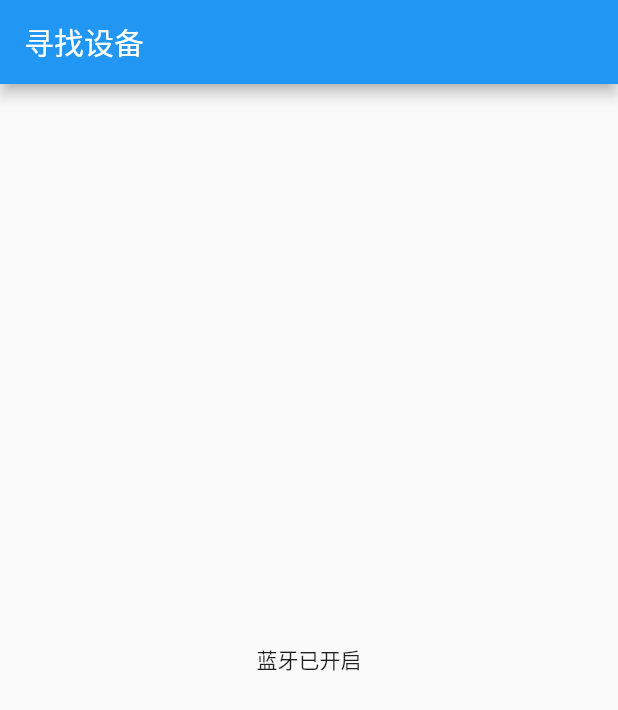
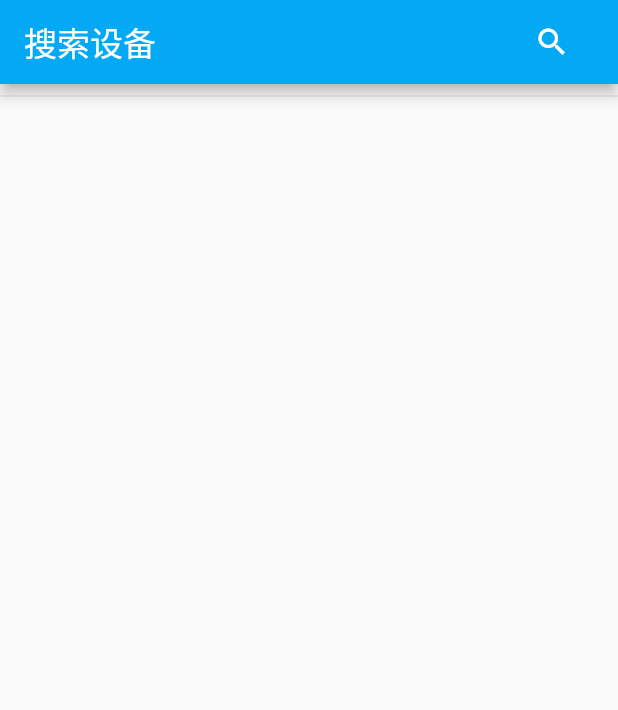
Before and after one commit to Hu-Wentao/my_blue, a Flutter app: the screen it shows after launch, on a phone screen of 412 x 824 dp. Shown: the top 710 px of the screen. Run offline on Flutter 3.47's test engine with Material 2 defaults, Android fonts, the phone set to English and light mode, and no system bars; our stand-ins replace flutter_blue.

Commit message:
保存进度...

```diff
--- /dev/null
+++ b/lib/Screen/screen_search_device.dart
@@ -0,0 +1,109 @@
+import 'package:flutter/material.dart';
+import 'package:flutter_blue/flutter_blue.dart';
+import 'package:my_blue/widgets/widgets.dart';
+
+///
+/// 查找蓝牙设备
+///
+class SearchDeviceScreen extends StatelessWidget {
+  // 蓝牙扫描的时长
+  final Duration scanTimeout = Duration(seconds: 4);
+
+  @override
+  Widget build(BuildContext context) {
+    return Scaffold(
+        appBar: AppBar(
+          title: Text(
+            "搜索设备",
+            style: TextStyle(color: Colors.white, fontSize: 22),
+          ),
+          actions: <Widget>[
+            StreamBuilder<bool>(
+              stream: FlutterBlue.instance.isScanning,
+              initialData: false,
+              builder: (buildContext, asyncSnapshot) {
+                if (asyncSnapshot.data) {
+                  return FlatButton(
+                    // todo 制作一个  表示正在搜索蓝牙设备的动画,
+                    // 方案1, 放一个刷新icon, 点击即旋转, 表示正在搜索, 动画结束, 表示搜索完毕
+                    // 方案2, 放一个正在搜索蓝牙icon, 点击后, 表示信号的弧形慢慢增多, 然后
+                    child: Icon(
+                      Icons.stop,
+                      color: Colors.red,
+                    ),
+                    onPressed: () => FlutterBlue.instance.stopScan(),
+                  );
+                } else {
+                  return FlatButton(
+                    child: Icon(
+                      Icons.search,
+                      color: Colors.white,
+                    ),
+                    onPressed: () =>
+                        FlutterBlue.instance.startScan(timeout: scanTimeout),
+                  );
+                }
+              },
+            )
+          ],
+        ),
+        body: RefreshIndicator(
+            onRefresh: () =>
+                FlutterBlue.instance.startScan(timeout: scanTimeout),
+            child: SingleChildScrollView(
+              child: Column(
+                children: <Widget>[
+                  // todo 拆分
+                  StreamBuilder<List<BluetoothDevice>>(
+                    stream: Stream.periodic(Duration(seconds: 2))
+                        .asyncMap((_) => FlutterBlue.instance.connectedDevices),
+                    initialData: [],
+                    builder: (buildContext, asyncSnapshot) => Column(
+                          children: asyncSnapshot.data
+                              .map((data) => FlatButton(
+                                    child: ListTile(
+                                      title: Text(data.name),
+                                      subtitle: Text(data.id.toString()),
+//                                    trailing: ,
+                                    ),
+                                  ))
+                              .toList(),
+                        ),
+                  ),
+                  Divider(),
+                  // todo 拆分到page包
+                  StreamBuilder<List<ScanResult>>(
+                    stream: FlutterBlue.instance.scanResults,
+                    initialData: [],
+                    builder: (buildContext, asyncSnapshot) => Column(
+                        children: asyncSnapshot.data
+                            .map((data) => ScanResultTile(
+                                result: data,
+                                onTap: () => Navigator.of(context).push(
+                                      MaterialPageRoute(builder: (context) {
+                                        data.device.connect();
+                                        return DeviceScreen(
+                                            device: data.device);
+                                      }),
+                                    )))
+                            .toList()),
+                  )
+                ],
+              ),
+            )));
+  }
+}
+
+class DeviceScreen extends StatelessWidget {
+  final BluetoothDevice device;
+  const DeviceScreen({Key key, this.device}) : super(key: key);
+
+  @override
+  Widget build(BuildContext context) {
+    return Center(
+      child: Container(
+        child: Text("test"),
+      ),
+    );
+  }
+}
--- a/lib/_main_demo.dart
+++ b/lib/_main_demo.dart
@@ -88,6 +88,7 @@ class FindDevicesScreen extends StatelessWidget {
       appBar: AppBar(
         title: Text('Find Devices'),
       ),
+      // 刷新指示器
       body: RefreshIndicator(
         onRefresh: () =>
             FlutterBlue.instance.startScan(timeout: Duration(seconds: 4)),
@@ -125,6 +126,7 @@ class FindDevicesScreen extends StatelessWidget {
                           .toList(),
                     ),
               ),
+              Divider(),
               StreamBuilder<List<ScanResult>>(
                 stream: FlutterBlue.instance.scanResults,
                 initialData: [],
@@ -161,7 +163,7 @@ class FindDevicesScreen extends StatelessWidget {
             return FloatingActionButton(
                 child: Icon(Icons.search),
                 onPressed: () => FlutterBlue.instance
-                    .startScan(timeout: Duration(seconds: 4)));
+                    .startScan(timeout: Duration(seconds: 4)));   ///############ 搜索设备
           }
         },
       ),
@@ -230,7 +232,7 @@ class DeviceScreen extends StatelessWidget {
                   text = snapshot.data.toString().substring(21).toUpperCase();
                   break;
               }
-              return FlatButton(
+              return FlatButton(  ///########################################### appBar 上的按钮
                   onPressed: onPressed,
                   child: Text(
                     text,
--- a/lib/main.dart
+++ b/lib/main.dart
@@ -1,10 +1,11 @@
-import 'dart:async';
 import 'package:flutter/material.dart';
-import 'package:my_blue/blocs/bloc_provider.dart';
 import 'package:flutter_blue/flutter_blue.dart';
+import 'package:my_blue/Screen/screen_bluetooth_off.dart';
+import 'package:my_blue/Screen/screen_search_device.dart';
 
+// 考虑使用 BLoC 和 RxDart 重构
 void main() => runApp(MaterialApp(
-      title: "sss",
+      title: "bluetooth demo",
       theme: ThemeData(primaryColor: Colors.lightBlue),
       home: BlueApp(),
     ));
@@ -12,75 +13,15 @@ void main() => runApp(MaterialApp(
 class BlueApp extends StatelessWidget {
   @override
   Widget build(BuildContext context) {
-    return MaterialApp(
-        title: "使用BloC的bluetooth test",
-        theme: new ThemeData(primarySwatch: Colors.blue),
-        home: StreamBuilder<BluetoothState>(
+    return StreamBuilder<BluetoothState>(
         stream: FlutterBlue.instance.state,
         initialData: BluetoothState.unknown,
         builder: (buildContext, asyncSnapshot) {
           final state = asyncSnapshot.data;
           if (state == BluetoothState.on) {
-                return FindDevicesScreen();
+            return SearchDeviceScreen();
           }
-              return BleOffScreen();
-            }));
+          return BluetoothOffScreen();
+        });
   }
 }
-
-///
-/// 蓝牙关闭时的页面
-/// //todo 为蓝牙图标添加 点击事件, 以快速开启蓝牙
-class BleOffScreen extends StatelessWidget {
-  final BluetoothState bleState;
-
-  const BleOffScreen({Key key, this.bleState}) : super(key: key);
-
-  @override
-  Widget build(BuildContext context) {
-    return Scaffold(
-        backgroundColor: Colors.lightBlue,
-//      appBar: AppBar(
-//        title: Text("aaa"), // todo appbar 考虑显示当前蓝牙状态
-//      ),
-        body: Row(
-          mainAxisAlignment: MainAxisAlignment.center,
-          children: <Widget>[
-            Column(
-              mainAxisAlignment: MainAxisAlignment.center,
-              children: <Widget>[
-                Icon(
-                  Icons.bluetooth_disabled,
-                  size: 60,
-                  color: Colors.white,
-                ),
-                Container(
-                  padding: EdgeInsets.all(20),
-                  child: Text(
-                    "请开启蓝牙",
-                    style: TextStyle(
-                      color: Colors.white,
-                      fontSize: 20,
-                    ),
-                  ),
-                )
-              ],
-            ),
-          ],
-        ));
-  }
-}
-
-class FindDevicesScreen extends StatelessWidget {
-  @override
-  Widget build(BuildContext context) {
-    return Scaffold(
-      appBar: AppBar(
-        title: Text("寻找设备"),
-      ),
-      body: Center(
-        child: Text("蓝牙已开启"),
-      ),
-    );
-  }
-}
```
Also changed, not shown: lib/Screen/screen_bluetooth_off.dart (added, +45 -0 lines), res/values/strings_en.arb (added). Lines whose indentation alone changed are shown as unchanged.
